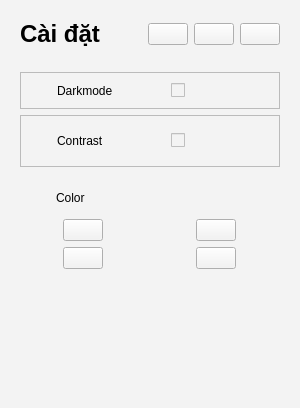
Before: the Qt Designer form ui/main_ui/setting.ui in sondayyyy/TamSoHocProject, drawn with Qt 5.
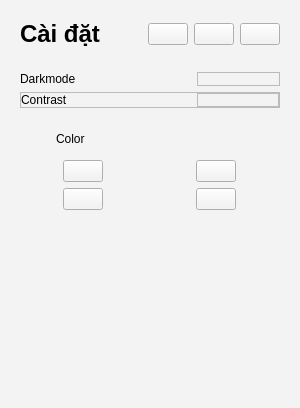
After: the same form once the commit is applied. Icons and pictures are not drawn.

What changed in the file:
```diff
--- a/ui/main_ui/setting.ui
+++ b/ui/main_ui/setting.ui
@@ -63,10 +63,6 @@
         <property name="text">
          <string/>
         </property>
-        <property name="icon">
-         <iconset>
-          <normaloff>:/Purple/icon_svg/full-screen.svg</normaloff>:/Purple/icon_svg/full-screen.svg</iconset>
-        </property>
        </widget>
       </item>
       <item>
@@ -74,10 +70,6 @@
         <property name="text">
          <string/>
         </property>
-        <property name="icon">
-         <iconset>
-          <normaloff>:/Purple/icon_svg/restart.svg</normaloff>:/Purple/icon_svg/restart.svg</iconset>
-        </property>
        </widget>
       </item>
       <item>
@@ -85,10 +77,6 @@
         <property name="text">
          <string/>
         </property>
-        <property name="icon">
-         <iconset>
-          <normaloff>:/Purple/icon_svg/close.svg</normaloff>:/Purple/icon_svg/close.svg</iconset>
-        </property>
        </widget>
       </item>
      </layout>
@@ -97,46 +85,24 @@
    <item>
     <widget class="QWidget" name="frm_indi" native="true">
      <layout class="QVBoxLayout" name="verticalLayout_2">
+      <property name="spacing">
+       <number>6</number>
+      </property>
       <item>
-       <widget class="QFrame" name="frm_indi_mode">
-        <property name="frameShape">
-         <enum>QFrame::StyledPanel</enum>
-        </property>
-        <property name="frameShadow">
-         <enum>QFrame::Raised</enum>
-        </property>
+       <widget class="QWidget" name="frm_indi_mode" native="true">
         <layout class="QHBoxLayout" name="horizontalLayout_2">
          <property name="leftMargin">
           <number>0</number>
          </property>
          <property name="topMargin">
-          <number>10</number>
+          <number>0</number>
          </property>
          <property name="rightMargin">
           <number>0</number>
          </property>
          <property name="bottomMargin">
-          <number>10</number>
+          <number>0</number>
          </property>
-         <item>
-          <widget class="QLabel" name="indi_mode_image">
-           <property name="maximumSize">
-            <size>
-             <width>30</width>
-             <height>30</height>
-            </size>
-           </property>
-           <property name="text">
-            <string/>
-           </property>
-           <property name="pixmap">
-            <pixmap>:/Purple/icon_svg/cloudy.svg</pixmap>
-           </property>
-           <property name="scaledContents">
-            <bool>true</bool>
-           </property>
-          </widget>
-         </item>
          <item>
           <widget class="QLabel" name="indi_mode_text">
            <property name="text">
@@ -145,15 +111,33 @@
           </widget>
          </item>
          <item>
-          <widget class="QCheckBox" name="indi_mode_checkbox">
-           <property name="text">
-            <string/>
+          <widget class="QFrame" name="frm_btn_mode">
+           <layout class="QHBoxLayout" name="horizontalLayout_5">
+            <property name="spacing">
+             <number>0</number>
+            </property>
+            <property name="leftMargin">
+             <number>0</number>
+            </property>
+            <property name="topMargin">
+             <number>0</number>
+            </property>
+            <property name="rightMargin">
+             <number>0</number>
+            </property>
+            <property name="bottomMargin">
+             <number>0</number>
+            </property>
+           </layout>
+          </widget>
+         </item>
+         <item>
+          <widget class="QFrame" name="frame">
+           <property name="frameShape">
+            <enum>QFrame::StyledPanel</enum>
            </property>
-           <property name="iconSize">
-            <size>
-             <width>60</width>
-             <height>60</height>
-            </size>
+           <property name="frameShadow">
+            <enum>QFrame::Raised</enum>
            </property>
           </widget>
          </item>
@@ -173,39 +157,14 @@
           <number>0</number>
          </property>
          <property name="topMargin">
-          <number>10</number>
+          <number>0</number>
          </property>
          <property name="rightMargin">
           <number>0</number>
          </property>
          <property name="bottomMargin">
-          <number>10</number>
+          <number>0</number>
          </property>
-         <item>
-          <widget class="QLabel" name="indi_contrast_image">
-           <property name="minimumSize">
-            <size>
-             <width>30</width>
-             <height>30</height>
-            </size>
-           </property>
-           <property name="maximumSize">
-            <size>
-             <width>30</width>
-             <height>30</height>
-            </size>
-           </property>
-           <property name="text">
-            <string/>
-           </property>
-           <property name="pixmap">
-            <pixmap>:/Purple/icon_svg/sun.svg</pixmap>
-           </property>
-           <property name="scaledContents">
-            <bool>true</bool>
-           </property>
-          </widget>
-         </item>
          <item>
           <widget class="QLabel" name="indi_contrast_text">
            <property name="text">
@@ -214,15 +173,33 @@
           </widget>
          </item>
          <item>
-          <widget class="QCheckBox" name="indi_contrast_checkbox">
-           <property name="text">
-            <string/>
+          <widget class="QFrame" name="frm_btn_contrast">
+           <layout class="QHBoxLayout" name="horizontalLayout_6">
+            <property name="spacing">
+             <number>0</number>
+            </property>
+            <property name="leftMargin">
+             <number>0</number>
+            </property>
+            <property name="topMargin">
+             <number>0</number>
+            </property>
+            <property name="rightMargin">
+             <number>0</number>
+            </property>
+            <property name="bottomMargin">
+             <number>0</number>
+            </property>
+           </layout>
+          </widget>
+         </item>
+         <item>
+          <widget class="QFrame" name="frame_2">
+           <property name="frameShape">
+            <enum>QFrame::StyledPanel</enum>
            </property>
-           <property name="iconSize">
-            <size>
-             <width>60</width>
-             <height>60</height>
-            </size>
+           <property name="frameShadow">
+            <enum>QFrame::Raised</enum>
            </property>
           </widget>
          </item>
@@ -276,9 +253,6 @@
               <property name="text">
                <string/>
               </property>
-              <property name="pixmap">
-               <pixmap>:/Purple/icon_svg/color-picker.svg</pixmap>
-              </property>
               <property name="scaledContents">
                <bool>true</bool>
               </property>
@@ -302,8 +276,8 @@
               <string/>
              </property>
              <property name="icon">
-              <iconset>
-               <normaloff>:/White/icon_svg/white/rows (4).svg</normaloff>:/White/icon_svg/white/rows (4).svg</iconset>
+              <iconset resource="../../resource_rc.qrc">
+               <normaloff>:/color/scr/icons/color_green.svg</normaloff>:/color/scr/icons/color_green.svg</iconset>
              </property>
              <property name="iconSize">
               <size>
@@ -311,6 +285,9 @@
                <height>20</height>
               </size>
              </property>
+             <property name="flat">
+              <bool>false</bool>
+             </property>
             </widget>
            </item>
            <item row="0" column="0" alignment="Qt::AlignHCenter">
@@ -319,8 +296,8 @@
               <string/>
              </property>
              <property name="icon">
-              <iconset>
-               <normaloff>:/White/icon_svg/white/rows (3).svg</normaloff>:/White/icon_svg/white/rows (3).svg</iconset>
+              <iconset resource="../../resource_rc.qrc">
+               <normaloff>:/color/scr/icons/color_purple.svg</normaloff>:/color/scr/icons/color_purple.svg</iconset>
              </property>
              <property name="iconSize">
               <size>
@@ -336,8 +313,8 @@
               <string/>
              </property>
              <property name="icon">
-              <iconset>
-               <normaloff>:/White/icon_svg/white/rows (2).svg</normaloff>:/White/icon_svg/white/rows (2).svg</iconset>
+              <iconset resource="../../resource_rc.qrc">
+               <normaloff>:/color/scr/icons/color_blue.svg</normaloff>:/color/scr/icons/color_blue.svg</iconset>
              </property>
              <property name="iconSize">
               <size>
@@ -353,8 +330,8 @@
               <string/>
              </property>
              <property name="icon">
-              <iconset>
-               <normaloff>:/White/icon_svg/white/rows (5).svg</normaloff>:/White/icon_svg/white/rows (5).svg</iconset>
+              <iconset resource="../../resource_rc.qrc">
+               <normaloff>:/color/scr/icons/color_whiteblack.svg</normaloff>:/color/scr/icons/color_whiteblack.svg</iconset>
              </property>
              <property name="iconSize">
               <size>
```
Left out of the diff: 3 changed lines with no effect on the pictures.
